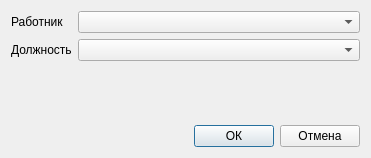
Qt form src/departments/staffpositioneditdialog.ui (megakoko/m-system) before a commit.
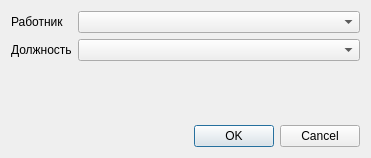
The same form after that commit.

Commit message: Заменил кнопки "ОК - Отмена" в диалоговых окнах на стандартный виджет QDialogButtonBox.

```diff
--- a/src/departments/staffpositioneditdialog.ui
+++ b/src/departments/staffpositioneditdialog.ui
@@ -52,35 +52,11 @@
     </spacer>
    </item>
    <item>
-    <layout class="QHBoxLayout" name="horizontalLayout">
-     <item>
-      <spacer name="horizontalSpacer">
-       <property name="orientation">
-        <enum>Qt::Horizontal</enum>
-       </property>
-       <property name="sizeHint" stdset="0">
-        <size>
-         <width>40</width>
-         <height>20</height>
-        </size>
-       </property>
-      </spacer>
-     </item>
-     <item>
-      <widget class="QPushButton" name="m_ok">
-       <property name="text">
-        <string>ОК</string>
-       </property>
-      </widget>
-     </item>
-     <item>
-      <widget class="QPushButton" name="m_cancel">
-       <property name="text">
-        <string>Отмена</string>
-       </property>
-      </widget>
-     </item>
-    </layout>
+    <widget class="QDialogButtonBox" name="m_buttonBox">
+     <property name="standardButtons">
+      <set>QDialogButtonBox::Cancel|QDialogButtonBox::Ok</set>
+     </property>
+    </widget>
    </item>
   </layout>
  </widget>
```
The commit also changes 19 other files.
